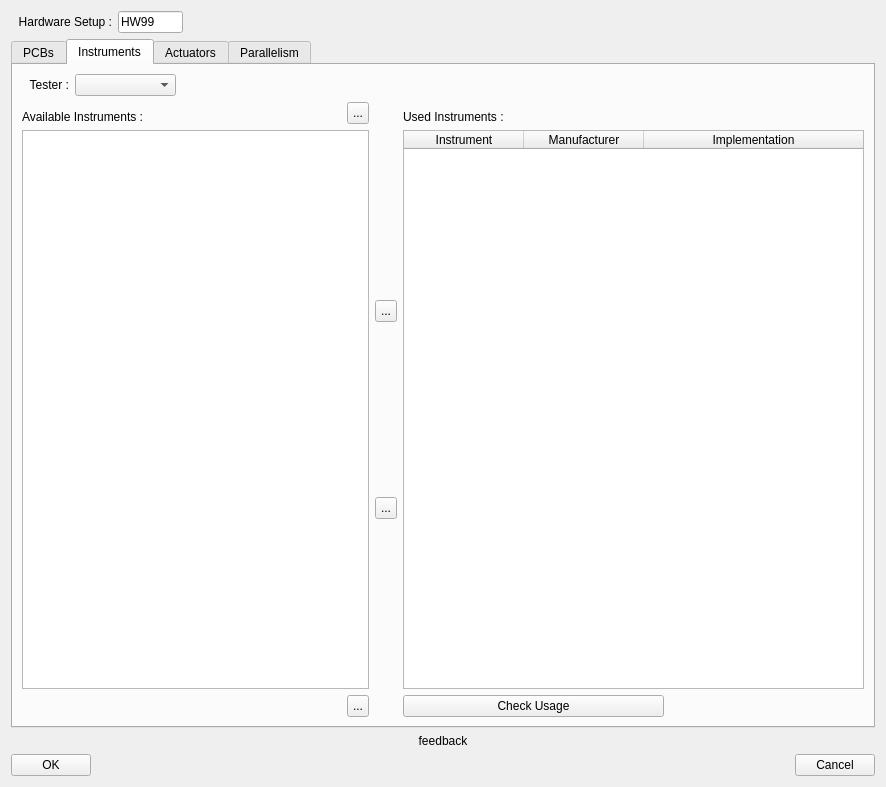
This is ATE/spyder/widgets/actions_on/hardwaresetup/HardwareWizard.ui in Semi-ATE/Semi-ATE as Qt 5 draws it before an edit. The edited form follows.
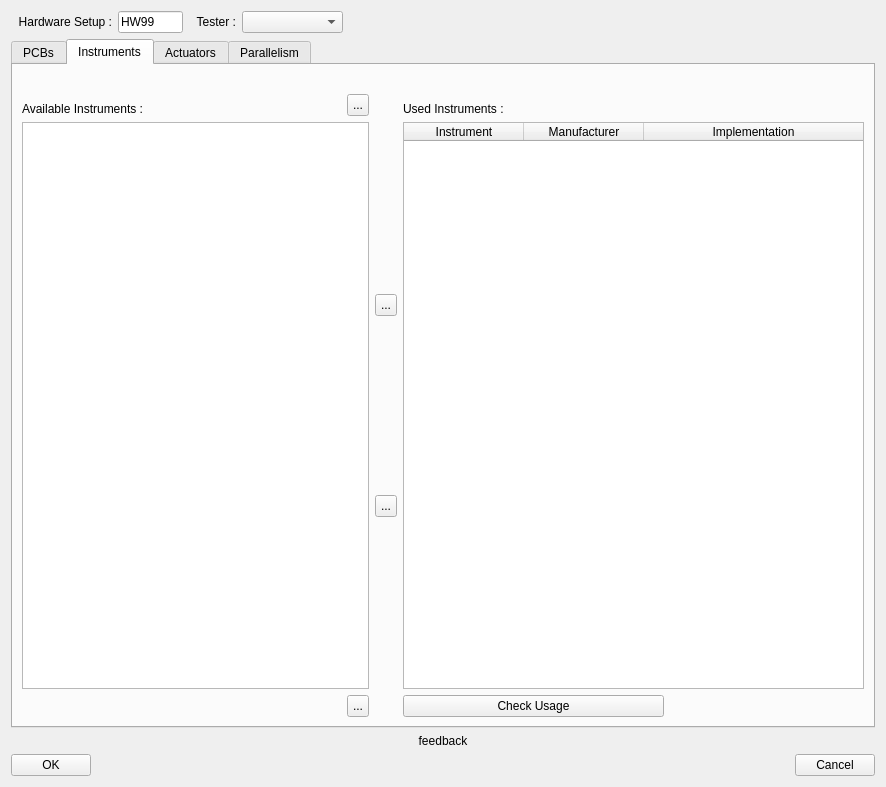
This is the edited form. The open tabs and pages were chosen to show the change.

The edit to the form file:
```diff
--- a/ATE/spyder/widgets/actions_on/hardwaresetup/HardwareWizard.ui
+++ b/ATE/spyder/widgets/actions_on/hardwaresetup/HardwareWizard.ui
@@ -83,6 +83,71 @@
          </property>
         </widget>
        </item>
+       <item>
+        <widget class="QLabel" name="testerLabel">
+         <property name="sizePolicy">
+          <sizepolicy hsizetype="Fixed" vsizetype="Fixed">
+           <horstretch>0</horstretch>
+           <verstretch>0</verstretch>
+          </sizepolicy>
+         </property>
+         <property name="minimumSize">
+          <size>
+           <width>47</width>
+           <height>22</height>
+          </size>
+         </property>
+         <property name="maximumSize">
+          <size>
+           <width>47</width>
+           <height>22</height>
+          </size>
+         </property>
+         <property name="text">
+          <string>Tester :</string>
+         </property>
+         <property name="alignment">
+          <set>Qt::AlignRight|Qt::AlignTrailing|Qt::AlignVCenter</set>
+         </property>
+        </widget>
+       </item>
+       <item>
+        <widget class="QComboBox" name="tester">
+         <property name="sizePolicy">
+          <sizepolicy hsizetype="Fixed" vsizetype="Fixed">
+           <horstretch>0</horstretch>
+           <verstretch>0</verstretch>
+          </sizepolicy>
+         </property>
+         <property name="minimumSize">
+          <size>
+           <width>101</width>
+           <height>22</height>
+          </size>
+         </property>
+         <property name="maximumSize">
+          <size>
+           <width>101</width>
+           <height>22</height>
+          </size>
+         </property>
+         <item>
+          <property name="text">
+           <string/>
+          </property>
+         </item>
+         <item>
+          <property name="text">
+           <string>SCT</string>
+          </property>
+         </item>
+         <item>
+          <property name="text">
+           <string>CT</string>
+          </property>
+         </item>
+        </widget>
+       </item>
        <item>
         <spacer name="horizontalSpacer_2">
          <property name="orientation">
@@ -1015,71 +1080,6 @@
           <layout class="QVBoxLayout" name="verticalLayout_10">
            <item>
             <layout class="QHBoxLayout" name="testerLayout">
-             <item>
-              <widget class="QLabel" name="testerLabel">
-               <property name="sizePolicy">
-                <sizepolicy hsizetype="Fixed" vsizetype="Fixed">
-                 <horstretch>0</horstretch>
-                 <verstretch>0</verstretch>
-                </sizepolicy>
-               </property>
-               <property name="minimumSize">
-                <size>
-                 <width>47</width>
-                 <height>22</height>
-                </size>
-               </property>
-               <property name="maximumSize">
-                <size>
-                 <width>47</width>
-                 <height>22</height>
-                </size>
-               </property>
-               <property name="text">
-                <string>Tester :</string>
-               </property>
-               <property name="alignment">
-                <set>Qt::AlignRight|Qt::AlignTrailing|Qt::AlignVCenter</set>
-               </property>
-              </widget>
-             </item>
-             <item>
-              <widget class="QComboBox" name="tester">
-               <property name="sizePolicy">
-                <sizepolicy hsizetype="Fixed" vsizetype="Fixed">
-                 <horstretch>0</horstretch>
-                 <verstretch>0</verstretch>
-                </sizepolicy>
-               </property>
-               <property name="minimumSize">
-                <size>
-                 <width>101</width>
-                 <height>22</height>
-                </size>
-               </property>
-               <property name="maximumSize">
-                <size>
-                 <width>101</width>
-                 <height>22</height>
-                </size>
-               </property>
-               <item>
-                <property name="text">
-                 <string/>
-                </property>
-               </item>
-               <item>
-                <property name="text">
-                 <string>SCT</string>
-                </property>
-               </item>
-               <item>
-                <property name="text">
-                 <string>CT</string>
-                </property>
-               </item>
-              </widget>
-             </item>
              <item>
               <spacer name="horizontalSpacer_6">
                <property name="orientation">
```
Left out of the diff: 2 changed lines with no effect on the pictures.
